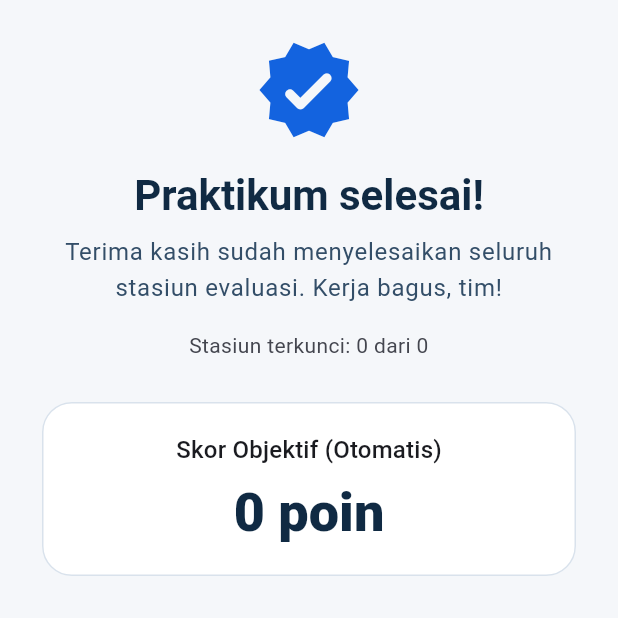
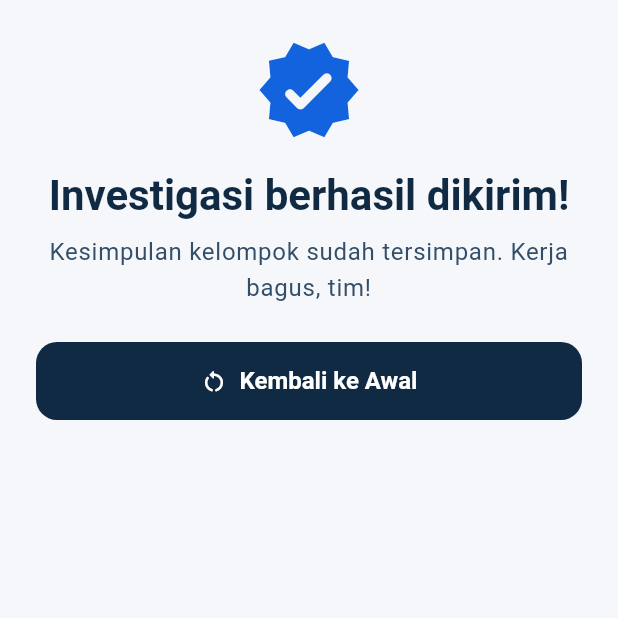
Before and after one commit to rikoarik/CELL-FORENSIC, a Flutter app: the ResultsScreen screen opened directly with empty values, on a phone screen of 412 x 824 dp, the top half of it. Run offline on Flutter 3.47's test engine with Material 3 defaults, Android fonts, the phone set to English and light mode, and no system bars; our stand-ins replace geolocator, permission_handler, shared_preferences, supabase_flutter; missing offline and left inert: dart:html, model_viewer_plus; accounts and stored records are empty; project files that could hold a hidden picture were left out.

Commit message:
Improve journey flow and synchronize AR/3D sequence overlays

```diff
--- a/lib/features/journey/screens/stations/results_screen.dart
+++ b/lib/features/journey/screens/stations/results_screen.dart
@@ -17,6 +17,7 @@ class ResultsScreen extends StatelessWidget {
     final theme = Theme.of(context);
     final score = journey.objectiveScore;
     final pending = journey.pendingTeacherReview;
+    final investigationOnly = journey.submittedStationCodes.isEmpty;
 
     return Scaffold(
       body: SafeArea(
@@ -33,20 +34,27 @@ class ResultsScreen extends StatelessWidget {
               ),
               const SizedBox(height: 16),
               Text(
-                'Praktikum selesai!',
+                investigationOnly
+                    ? 'Investigasi berhasil dikirim!'
+                    : 'Praktikum selesai!',
+                key: const Key('results-success-title'),
                 textAlign: TextAlign.center,
                 style: theme.textTheme.headlineMedium,
               ),
               const SizedBox(height: 8),
               Text(
-                'Terima kasih sudah menyelesaikan seluruh stasiun evaluasi. '
-                'Kerja bagus, tim!',
+                investigationOnly
+                    ? 'Kesimpulan kelompok sudah tersimpan. Kerja bagus, tim!'
+                    : 'Terima kasih sudah menyelesaikan seluruh stasiun '
+                          'evaluasi. Kerja bagus, tim!',
                 textAlign: TextAlign.center,
                 style: theme.textTheme.bodyLarge,
               ),
+              if (!investigationOnly) ...[
                 const SizedBox(height: 16),
                 Text(
-                'Stasiun terkunci: ${journey.submittedStationCodes.length} dari '
+                  'Stasiun terkunci: '
+                  '${journey.submittedStationCodes.length} dari '
                   '${journey.stationCount}',
                   textAlign: TextAlign.center,
                   style: theme.textTheme.bodyMedium?.copyWith(
@@ -75,7 +83,8 @@ class ResultsScreen extends StatelessWidget {
                     ),
                   ),
                 ),
-              if (pending) ...[
+              ],
+              if (!investigationOnly && pending) ...[
                 const SizedBox(height: 16),
                 Semantics(
                   label: 'Jawaban esai masih menunggu penilaian dari guru',
@@ -102,6 +111,13 @@ class ResultsScreen extends StatelessWidget {
                   ),
                 ),
               ],
+              const SizedBox(height: 24),
+              FilledButton.icon(
+                key: const Key('results-start-over'),
+                onPressed: journey.resetToStart,
+                icon: const Icon(Icons.restart_alt_rounded),
+                label: const Text('Kembali ke Awal'),
+              ),
             ],
           ),
         ),
```
Also changed, not shown: lib/ar/mission_scene_panel.dart (+23 -23 lines), lib/features/journey/journey_host.dart (+12 -5 lines), lib/features/journey/screens/investigation/mission_screen.dart (+40 -47 lines), lib/features/journey/student_journey.dart (+48 -11 lines), 4 other files. Lines whose indentation alone changed are shown as unchanged.
